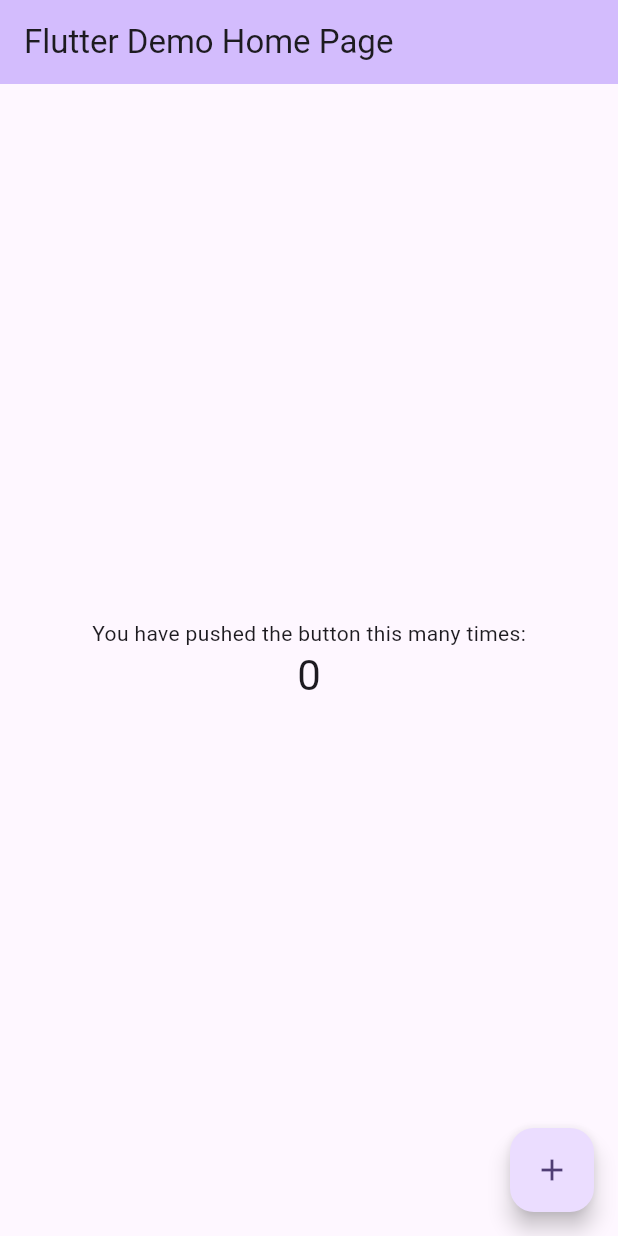
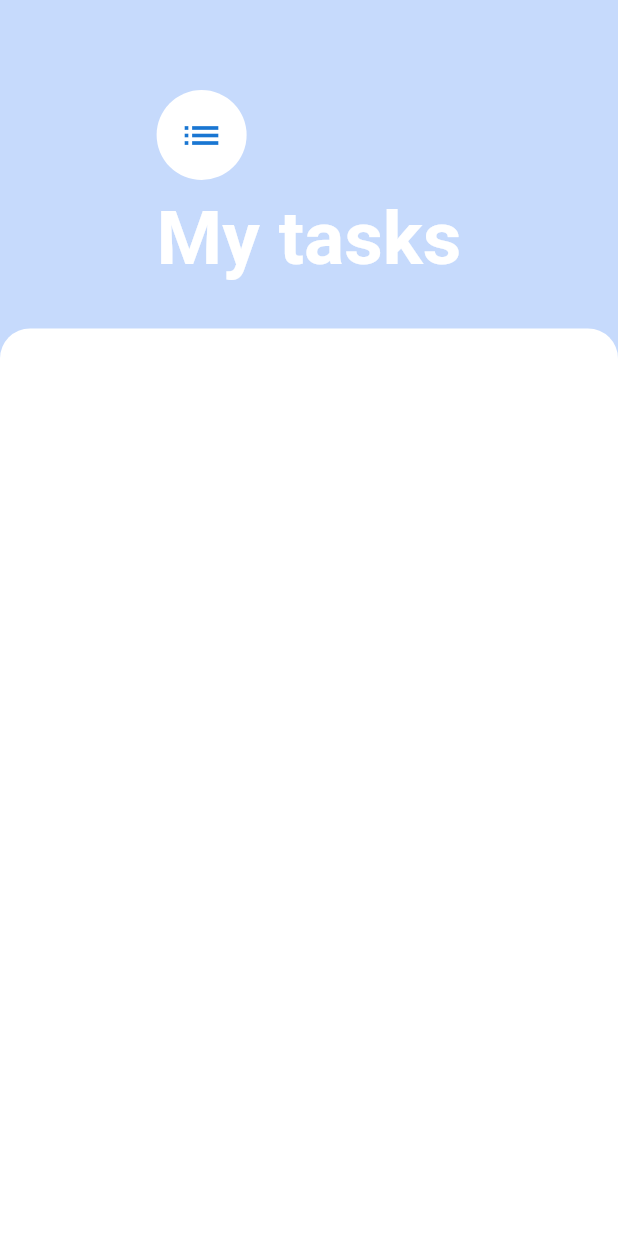
Before and after one commit to upasana-khatiwada/to_do_app, a Flutter app: the screen it shows after launch, on a phone screen of 412 x 824 dp. Run offline on Flutter 3.47's test engine with Material 2 defaults, Android fonts, the phone set to English and light mode, and no system bars.

Commit message:
custom appbar

```diff
--- a/lib/main.dart
+++ b/lib/main.dart
@@ -1,4 +1,5 @@
 import 'package:flutter/material.dart';
+import 'package:to_do_app/task_screen.dart';
 
 void main() {
   runApp(const MyApp());
@@ -7,119 +8,17 @@ void main() {
 class MyApp extends StatelessWidget {
   const MyApp({super.key});
 
-  // This widget is the root of your application.
   @override
   Widget build(BuildContext context) {
-    return MaterialApp(
-      title: 'Flutter Demo',
-      theme: ThemeData(
-        // This is the theme of your application.
-        //
-        // TRY THIS: Try running your application with "flutter run". You'll see
-        // the application has a blue toolbar. Then, without quitting the app,
-        // try changing the seedColor in the colorScheme below to Colors.green
-        // and then invoke "hot reload" (save your changes or press the "hot
-        // reload" button in a Flutter-supported IDE, or press "r" if you used
-        // the command line to start the app).
-        //
-        // Notice that the counter didn't reset back to zero; the application
-        // state is not lost during the reload. To reset the state, use hot
-        // restart instead.
-        //
-        // This works for code too, not just values: Most code changes can be
-        // tested with just a hot reload.
-        colorScheme: ColorScheme.fromSeed(seedColor: Colors.deepPurple),
-        useMaterial3: true,
-      ),
-      home: const MyHomePage(title: 'Flutter Demo Home Page'),
+    return const MaterialApp(
+      home: TasksScreen(),
     );
   }
 }
 
-class MyHomePage extends StatefulWidget {
-  const MyHomePage({super.key, required this.title});
 
-  // This widget is the home page of your application. It is stateful, meaning
-  // that it has a State object (defined below) that contains fields that affect
-  // how it looks.
-
-  // This class is the configuration for the state. It holds the values (in this
-  // case the title) provided by the parent (in this case the App widget) and
-  // used by the build method of the State. Fields in a Widget subclass are
-  // always marked "final".
-
-  final String title;
-
-  @override
-  State<MyHomePage> createState() => _MyHomePageState();
-}
-
-class _MyHomePageState extends State<MyHomePage> {
-  int _counter = 0;
-
-  void _incrementCounter() {
-    setState(() {
-      // This call to setState tells the Flutter framework that something has
-      // changed in this State, which causes it to rerun the build method below
-      // so that the display can reflect the updated values. If we changed
-      // _counter without calling setState(), then the build method would not be
-      // called again, and so nothing would appear to happen.
-      _counter++;
-    });
-  }
-
-  @override
-  Widget build(BuildContext context) {
-    // This method is rerun every time setState is called, for instance as done
-    // by the _incrementCounter method above.
-    //
-    // The Flutter framework has been optimized to make rerunning build methods
-    // fast, so that you can just rebuild anything that needs updating rather
-    // than having to individually change instances of widgets.
-    return Scaffold(
-      appBar: AppBar(
-        // TRY THIS: Try changing the color here to a specific color (to
-        // Colors.amber, perhaps?) and trigger a hot reload to see the AppBar
-        // change color while the other colors stay the same.
-        backgroundColor: Theme.of(context).colorScheme.inversePrimary,
-        // Here we take the value from the MyHomePage object that was created by
-        // the App.build method, and use it to set our appbar title.
-        title: Text(widget.title),
-      ),
-      body: Center(
-        // Center is a layout widget. It takes a single child and positions it
-        // in the middle of the parent.
-        child: Column(
-          // Column is also a layout widget. It takes a list of children and
-          // arranges them vertically. By default, it sizes itself to fit its
-          // children horizontally, and tries to be as tall as its parent.
-          //
-          // Column has various properties to control how it sizes itself and
-          // how it positions its children. Here we use mainAxisAlignment to
-          // center the children vertically; the main axis here is the vertical
-          // axis because Columns are vertical (the cross axis would be
-          // horizontal).
-          //
-          // TRY THIS: Invoke "debug painting" (choose the "Toggle Debug Paint"
-          // action in the IDE, or press "p" in the console), to see the
-          // wireframe for each widget.
-          mainAxisAlignment: MainAxisAlignment.center,
-          children: <Widget>[
-            const Text(
-              'You have pushed the button this many times:',
-            ),
-            Text(
-              '$_counter',
-              style: Theme.of(context).textTheme.headlineMedium,
-            ),
-          ],
-        ),
-      ),
-      floatingActionButton: FloatingActionButton(
-        onPressed: _incrementCounter,
-        tooltip: 'Increment',
-        child: const Icon(Icons.add),
-      ), // This trailing comma makes auto-formatting nicer for build methods.
-    );
-  }
-}
+//light pink -0xFFf4c7c3
+//yellow #fce8b2
+//green #b7e1cd
+//blue #c6dafc
+//#e1bee7
--- /dev/null
+++ b/lib/task_screen.dart
@@ -0,0 +1,54 @@
+import 'package:flutter/material.dart';
+
+class TasksScreen extends StatelessWidget {
+  const TasksScreen({super.key});
+
+  @override
+  Widget build(BuildContext context) {
+    return Scaffold(
+      backgroundColor: const Color(0xFFC6DAFC),
+      body: Column(
+        children: [
+          Container(
+            padding: const EdgeInsets.only(top: 60, left: 30, right: 30, bottom: 30),
+            child: const Column(
+              crossAxisAlignment: CrossAxisAlignment.start,
+              children: <Widget>[
+                CircleAvatar(
+                  backgroundColor: Colors.white,
+                  radius: 30.0,
+                  child: Icon(
+                    Icons.list,
+                    size: 30,
+                  ),
+                ),
+                SizedBox(
+                  height: 10,
+                ),
+                Text(
+                  'My tasks',
+                  style: TextStyle(
+                    fontSize: 50,
+                    color: Colors.white,
+                    fontWeight: FontWeight.w700,
+                  ),
+                ),
+
+              ],
+            ),
+          ),
+          Expanded(child: Container(
+            decoration: const BoxDecoration(
+              color: Colors.white,
+              borderRadius: BorderRadius.only(
+               topLeft: Radius.circular(20.0),
+               topRight: Radius.circular(20.0),
+              )
+            ),
+          ))
+        ],
+      ),
+
+    );
+  }
+}
```
Also changed, not shown: 1 other file.
